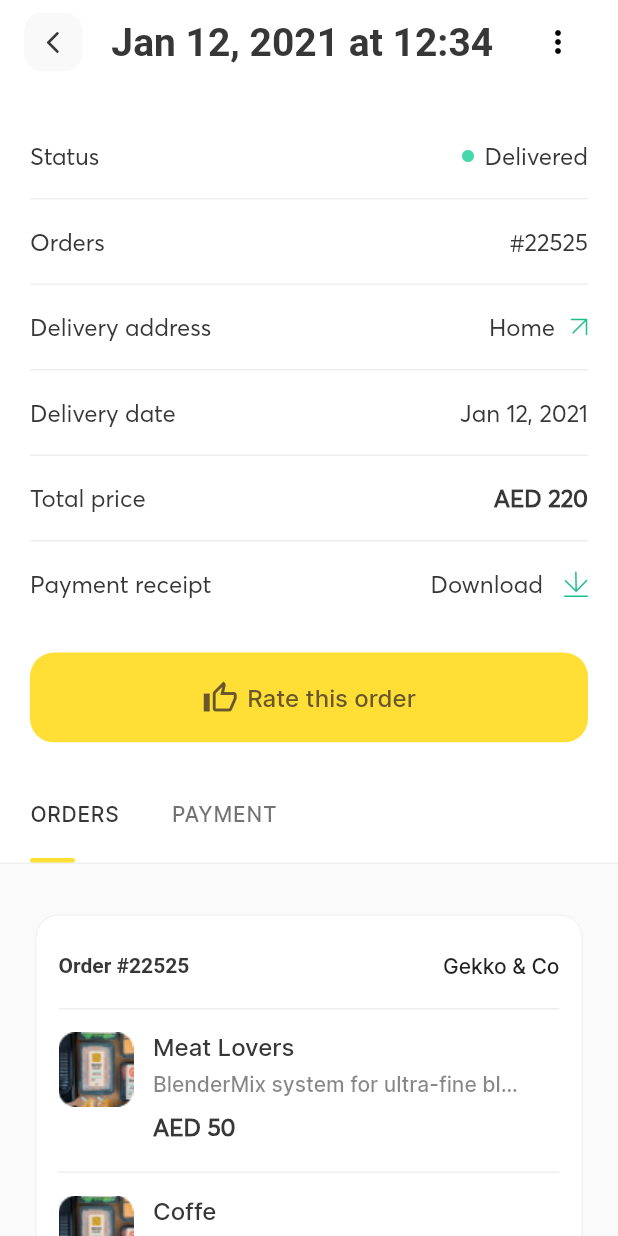
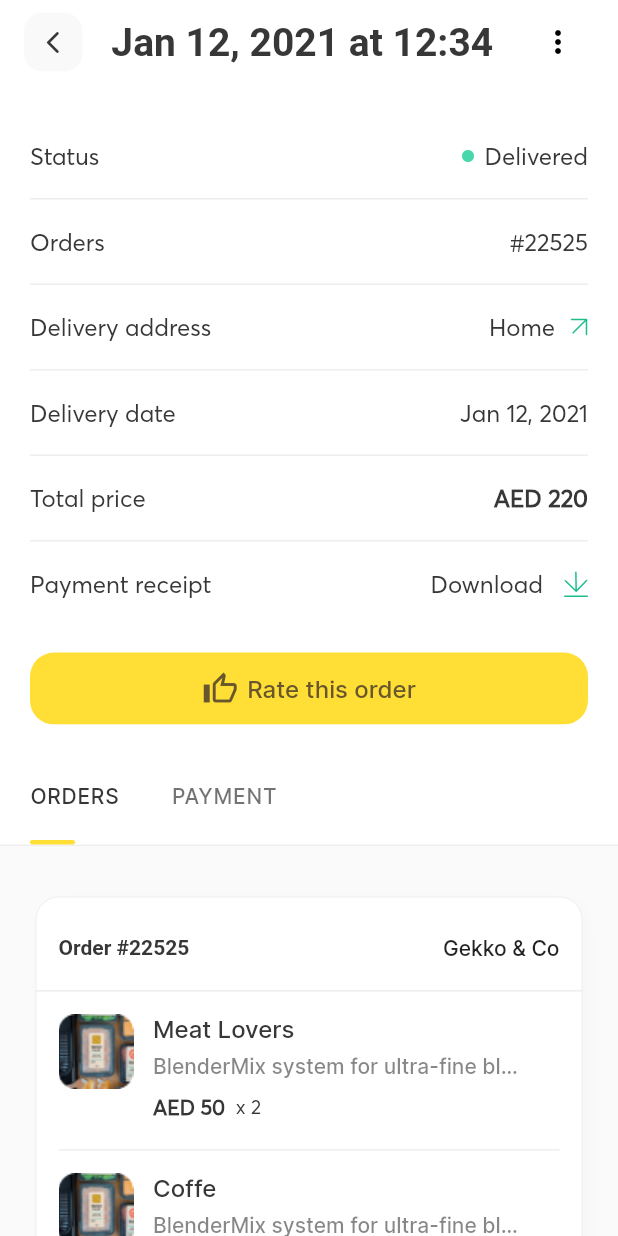
Before and after one commit to fcolakovic2/meelz, a Flutter app: the screen it shows after launch, after a tap on "Order #22525", on a phone screen of 412 x 824 dp. Run offline on Flutter 3.47's test engine with Material 2 defaults, Android fonts, the phone set to English and light mode, and no system bars; our stand-ins replace flutter_svg; Roboto replaces fonts that are missing (Averta CY).

Commit message:
ispravljanje lokacije nekih tekstova

```diff
--- /dev/null
+++ b/lib/services/generate_random_string.dart
@@ -0,0 +1,7 @@
+import 'dart:math';
+
+String generateRandomString(int len) {
+  var r = Random();
+  const _chars = 'ABbCDEFGHIJKLMNOPQRSTUVWXYZ1234567890';
+  return List.generate(len, (index) => _chars[r.nextInt(_chars.length)]).join();
+}
--- a/lib/utils/dummy_data/dummy_data.dart
+++ b/lib/utils/dummy_data/dummy_data.dart
@@ -56,7 +56,12 @@ List<Widget> widgetsList = [
 ];
 
 List<Widget> widgetsListDetails = [
-  ListView(
+  NotificationListener<OverscrollIndicatorNotification>(
+    // ignore: missing_return
+    onNotification: (overscroll) {
+      overscroll.disallowGlow();
+    },
+    child: ListView(
       children: [
         Padding(
           padding: const EdgeInsets.fromLTRB(20, 30, 20, 45),
@@ -71,6 +76,7 @@ List<Widget> widgetsListDetails = [
           ),
         ),
       ],
+    ),
   ),
   Icon(Icons.car_rental),
 ];
--- a/lib/utils/style/styles.dart
+++ b/lib/utils/style/styles.dart
@@ -113,6 +113,21 @@ final TextStyle styleListItems = TextStyle(
   color: Color(0xff373737),
 );
 
+final TextStyle styleListItemsPom = TextStyle(
+  fontSize: 13,
+  fontFamily: "Averta",
+  fontStyle: FontStyle.normal,
+  color: Color(0xff373737),
+);
+
+final TextStyle stylePriceBold = TextStyle(
+  fontSize: 14,
+  fontFamily: "Averta",
+  fontWeight: FontWeight.bold,
+  fontStyle: FontStyle.normal,
+  color: Color(0xff373737),
+);
+
 final TextStyle styleListItemsBold = TextStyle(
   fontSize: 16,
   fontFamily: "Averta",
@@ -129,6 +144,37 @@ BoxDecoration listBorder() {
         color: Color(0xFFEEEEEE),
       ),
     ),
+  );
+}
+
+BoxDecoration listBorderUp() {
+  return BoxDecoration(
+    border: Border(
+      top: BorderSide(
+        width: 1.0,
+        color: Color(0xFFEEEEEE),
+      ),
+    ),
+  );
+}
+
+BoxDecoration buildBoxDecoration() {
+  return BoxDecoration(
+    color: Colors.white,
+    borderRadius: BorderRadius.only(
+      topLeft: Radius.circular(16),
+      topRight: Radius.circular(16),
+      bottomLeft: Radius.circular(16),
+      bottomRight: Radius.circular(16),
+    ),
+    boxShadow: [
+      BoxShadow(
+        color: Colors.grey.withOpacity(0.05),
+        spreadRadius: 0,
+        blurRadius: 5,
+        offset: Offset(3.0, 3), // changes position of shadow
+      ),
+    ],
   );
 }
 
--- a/lib/view/card_custom/widgets/card_with_image.dart
+++ b/lib/view/card_custom/widgets/card_with_image.dart
@@ -1,14 +1,10 @@
-import 'dart:math';
 import 'package:flutter_svg/flutter_svg.dart';
 import 'package:flutter/material.dart';
 import 'package:meelz/utils/style/styles.dart';
+import 'package:meelz/view/card_custom/widgets/card_with_image_element.dart';
+import 'package:meelz/view/card_custom/widgets/generating_rows.dart';
 import 'package:meelz/view/card_custom/widgets/title_subtitle_with_image.dart';
-
-String generateRandomString(int len) {
-  var r = Random();
-  const _chars = 'ABbCDEFGHIJKLMNOPQRSTUVWXYZ1234567890';
-  return List.generate(len, (index) => _chars[r.nextInt(_chars.length)]).join();
-}
+import 'package:meelz/viewModel/generate_random_string.dart';
 
 class CardWithImage extends StatelessWidget {
   final String naslov;
@@ -30,18 +26,20 @@ class CardWithImage extends StatelessWidget {
 
   @override
   Widget build(BuildContext context) {
-    return Column(
+    return Container(
+      decoration: buildBoxDecoration(),
+      child: Column(
         mainAxisSize: MainAxisSize.min,
         children: <Widget>[
           Padding(
-          padding: const EdgeInsets.only(
-              top: .0, left: 15.0, right: 15, bottom: 1.0),
+            padding:
+                const EdgeInsets.only(top: .0, left: 0, right: 0, bottom: 1.0),
             child: Column(
               children: [
                 Container(
                   decoration: listBorder(),
                   child: Padding(
-                  padding: const EdgeInsets.fromLTRB(0, 25, 0, 20),
+                    padding: const EdgeInsets.fromLTRB(15, 25, 15, 20),
                     child: Container(
                       child: Row(
                         mainAxisAlignment: MainAxisAlignment.spaceBetween,
@@ -57,10 +55,12 @@ class CardWithImage extends StatelessWidget {
                   ),
                 ),
                 Column(
-                children: cardWithImageElement(),
+                  children: cardWithImageElement(subTitleList),
                 ),
-              Padding(
-                padding: const EdgeInsets.fromLTRB(0, 20, 0, 20),
+                Container(
+                  decoration: listBorderUp(),
+                  child: Padding(
+                    padding: const EdgeInsets.fromLTRB(15, 20, 15, 20),
                     child: Row(
                       mainAxisAlignment: MainAxisAlignment.spaceBetween,
                       children: [
@@ -71,7 +71,7 @@ class CardWithImage extends StatelessWidget {
                               style: trackOrderLight,
                             ),
                             Text(
-                          generateRandomString(9),
+                              generateRandomStringModel(9),
                               style: trackOrderDark,
                             )
                           ],
@@ -84,56 +84,19 @@ class CardWithImage extends StatelessWidget {
                             ),
                             Padding(
                               padding: const EdgeInsets.only(left: 7.0),
-                          child:
-                              SvgPicture.asset("assets/images/Vector325.svg"),
+                              child: SvgPicture.asset(
+                                  "assets/images/Vector325.svg"),
                             )
                           ],
                         )
                       ],
                     ),
                   ),
+                ),
               ],
             ),
           ),
         ],
-    );
-  }
-
-  List<Widget> cardWithImageElement() {
-    return List<Widget>.generate(
-      subTitleList.length,
-      (counter) => helpingMethodGeneratingRows(subTitleList[counter]),
-    );
-  }
-
-  Widget helpingMethodGeneratingRows(subTitleListElement) {
-    return Container(
-      decoration: listBorder(),
-      child: Padding(
-        padding: const EdgeInsets.fromLTRB(0, 15, 0, 20),
-        child: Row(
-          mainAxisAlignment: MainAxisAlignment.start,
-          crossAxisAlignment: CrossAxisAlignment.start,
-          children: <Widget>[
-            Column(
-              children: <Widget>[
-                Container(
-                  height: 50,
-                  width: 50,
-                  child: Image.asset(subTitleListElement['img']),
-                ),
-              ],
-            ),
-            Padding(
-              padding: const EdgeInsets.only(left: 13.0),
-              child: TitleSubtitleWithImage(
-                naslov: subTitleListElement['title'],
-                subnaslov: subTitleListElement['description'],
-                cijena: subTitleListElement['price'],
-              ),
-            ),
-          ],
-        ),
       ),
     );
   }
--- /dev/null
+++ b/lib/view/card_custom/widgets/card_with_image_element.dart
@@ -0,0 +1,11 @@
+import 'package:flutter/material.dart';
+import 'package:meelz/view/card_custom/widgets/generating_rows.dart';
+
+List<Widget> cardWithImageElement(subTitleList) {
+  return List<Widget>.generate(
+    subTitleList.length,
+    (counter) => counter != subTitleList.length - 1
+        ? helpingMethodGeneratingRows(subTitleList[counter])
+        : helpingMethodGeneratingRows(subTitleList[counter], counter),
+  );
+}
--- /dev/null
+++ b/lib/view/card_custom/widgets/generating_rows.dart
@@ -0,0 +1,39 @@
+import 'package:flutter/material.dart';
+import 'package:meelz/utils/style/styles.dart';
+import 'package:meelz/view/card_custom/widgets/title_subtitle_with_image.dart';
+
+Widget helpingMethodGeneratingRows(subTitleListElement, [index]) {
+  return Padding(
+    padding: const EdgeInsets.fromLTRB(15, 0, 15, 0),
+    child: Container(
+      decoration: index == null ? listBorder() : null,
+      child: Padding(
+        padding: const EdgeInsets.fromLTRB(0, 15, 0, 20),
+        child: Row(
+          mainAxisAlignment: MainAxisAlignment.start,
+          crossAxisAlignment: CrossAxisAlignment.start,
+          children: <Widget>[
+            Column(
+              children: <Widget>[
+                Container(
+                  height: 50,
+                  width: 50,
+                  child: Image.asset(subTitleListElement['img']),
+                ),
+              ],
+            ),
+            Padding(
+              padding: const EdgeInsets.only(left: 13.0),
+              child: TitleSubtitleWithImage(
+                naslov: subTitleListElement['title'],
+                subnaslov: subTitleListElement['description'],
+                cijena: subTitleListElement['price'],
+                kolicina: subTitleListElement['quantity'],
+              ),
+            ),
+          ],
+        ),
+      ),
+    ),
+  );
+}
--- a/lib/view/card_custom/widgets/title_subtitle_with_image.dart
+++ b/lib/view/card_custom/widgets/title_subtitle_with_image.dart
@@ -2,16 +2,18 @@ import 'package:flutter/material.dart';
 import 'package:meelz/utils/style/styles.dart';
 
 class TitleSubtitleWithImage extends StatelessWidget {
-  const TitleSubtitleWithImage({
-    Key key,
+  const TitleSubtitleWithImage(
+      {Key key,
       @required this.naslov,
       @required this.subnaslov,
       @required this.cijena,
-  }) : super(key: key);
+      @required this.kolicina})
+      : super(key: key);
 
   final String naslov;
   final String subnaslov;
   final String cijena;
+  final String kolicina;
 
   @override
   Widget build(BuildContext context) {
@@ -43,14 +45,25 @@ class TitleSubtitleWithImage extends StatelessWidget {
         ),
         SizedBox(
           width: MediaQuery.of(context).size.width * 0.6,
-            child: Text(
+          child: kolicina != "1"
+              ? Row(
+                  children: [
+                    Text(
                       "AED " + cijena,
-              softWrap: false,
-              maxLines: 1,
-              overflow: TextOverflow.ellipsis,
-              style: styleListItemsBold,
+                      style: stylePriceBold,
+                    ),
+                    Text(
+                      "  x " + kolicina,
+                      style: styleListItemsPom,
+                    ),
+                  ],
+                )
+              : Text(
+                  "AED " + cijena,
+                  style: stylePriceBold,
                 ),
         ),
-        ]);
+      ],
+    );
   }
 }
--- a/lib/view/order_details_screen/widgets/customButton.dart
+++ b/lib/view/order_details_screen/widgets/customButton.dart
@@ -3,6 +3,7 @@ import 'package:meelz/utils/style/styles.dart';
 
 Widget customButton(BuildContext context) {
   return Container(
+    height: 48,
     color: Colors.white,
     child: Padding(
       padding: const EdgeInsets.only(left: 20.0, right: 20.0),
@@ -19,8 +20,6 @@ Widget customButton(BuildContext context) {
             ),
           ),
           onPressed: () {},
-          child: Padding(
-            padding: const EdgeInsets.all(10),
           child: Row(
             mainAxisAlignment: MainAxisAlignment.center,
             children: <Widget>[
@@ -40,6 +39,5 @@ Widget customButton(BuildContext context) {
         ),
       ),
     ),
-    ),
   );
 }
--- a/lib/view/order_details_screen/widgets/list_logic.dart
+++ b/lib/view/order_details_screen/widgets/list_logic.dart
@@ -22,8 +22,6 @@ Row listLogic(leftElement, rightElement) {
                   child: InkWell(
                     splashColor: Colors.blue[100],
                     child: SvgPicture.asset("assets/images/Group2313.svg"),
-                    // ikona eksportovana
-                    //Image.asset('assets/images/Group.png'),
                     onTap: () {
                       print("tapped");
                     },
@@ -35,8 +33,6 @@ Row listLogic(leftElement, rightElement) {
               ? Padding(
                   padding: const EdgeInsets.only(left: 10.0),
                   child: Container(
-                    // height: 26,
-                    // width: 26,
                     child: Material(
                       color: Colors.transparent,
                       child: InkWell(
--- a/lib/view/orders_screen/widgets/listview_custom.dart
+++ b/lib/view/orders_screen/widgets/listview_custom.dart
@@ -20,7 +20,7 @@ NotificationListener<OverscrollIndicatorNotification> listViewCustomShipped(
                   crossAxisAlignment: CrossAxisAlignment.start,
                   children: [
                     Padding(
-                      padding: const EdgeInsets.only(bottom: 10.0),
+                      padding: const EdgeInsets.only(bottom: 10.0, left: 5),
                       child: cardsList[counter].orderDate.year !=
                                   DateTime.now().year ||
                               cardsList[counter].orderDate.month !=
@@ -58,7 +58,7 @@ NotificationListener<OverscrollIndicatorNotification> listViewCustomPending(
                   crossAxisAlignment: CrossAxisAlignment.start,
                   children: [
                     Padding(
-                      padding: const EdgeInsets.only(bottom: 10.0),
+                      padding: const EdgeInsets.only(bottom: 10.0, left: 5),
                       child: cardsList[counter].orderDate.year !=
                                   DateTime.now().year ||
                               cardsList[counter].orderDate.month !=
@@ -95,7 +95,7 @@ NotificationListener<OverscrollIndicatorNotification> listViewCustomAll(
             crossAxisAlignment: CrossAxisAlignment.start,
             children: [
               Padding(
-                padding: const EdgeInsets.only(bottom: 10.0),
+                padding: const EdgeInsets.only(bottom: 10.0, left: 5),
                 child: cardsList[counter].orderDate.year !=
                             DateTime.now().year ||
                         cardsList[counter].orderDate.month !=
--- /dev/null
+++ b/lib/viewModel/generate_random_string.dart
@@ -0,0 +1,5 @@
+import 'package:meelz/services/generate_random_string.dart';
+
+String generateRandomStringModel(len) {
+  return generateRandomString(len);
+}
```
Lines whose indentation alone changed are shown as unchanged.
